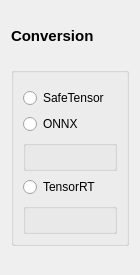
Qt form ui/designer/ui_conversion_widget.ui (herlegon/hconvert) before a commit.
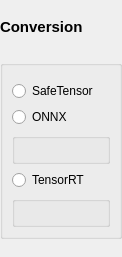
The same form after that commit. Custom widgets are drawn as their Qt base class.

What changed in the file:
```diff
--- a/ui/designer/ui_conversion_widget.ui
+++ b/ui/designer/ui_conversion_widget.ui
@@ -6,14 +6,26 @@
    <rect>
     <x>0</x>
     <y>0</y>
-    <width>140</width>
-    <height>275</height>
+    <width>122</width>
+    <height>257</height>
    </rect>
   </property>
   <property name="windowTitle">
    <string>Form</string>
   </property>
   <layout class="QVBoxLayout" name="verticalLayout_4">
+   <property name="leftMargin">
+    <number>0</number>
+   </property>
+   <property name="topMargin">
+    <number>0</number>
+   </property>
+   <property name="rightMargin">
+    <number>0</number>
+   </property>
+   <property name="bottomMargin">
+    <number>0</number>
+   </property>
    <item>
     <widget class="QLabel" name="label_3">
      <property name="sizePolicy">
```
Left out of the diff: 2 changed lines with no effect on the pictures.
